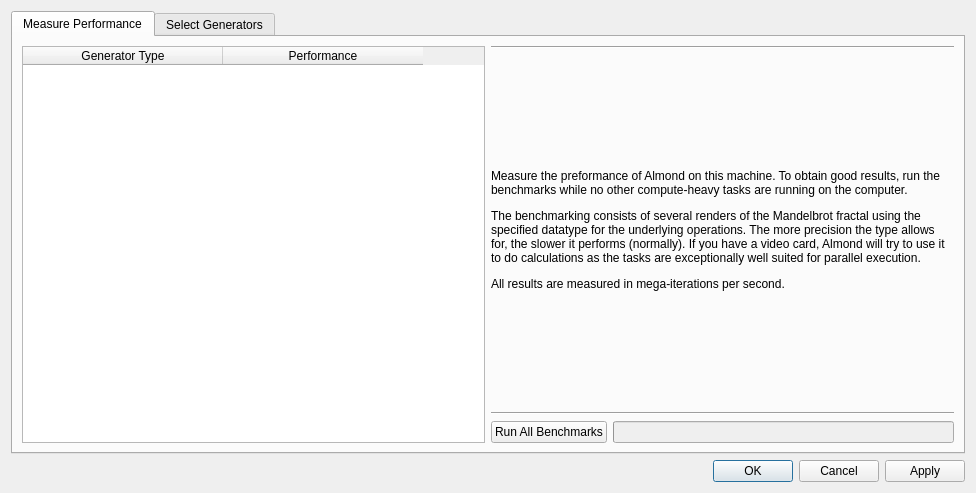
Before: the Qt Designer form choosegenerators.ui in QlowB/Almond, drawn with Qt 5.
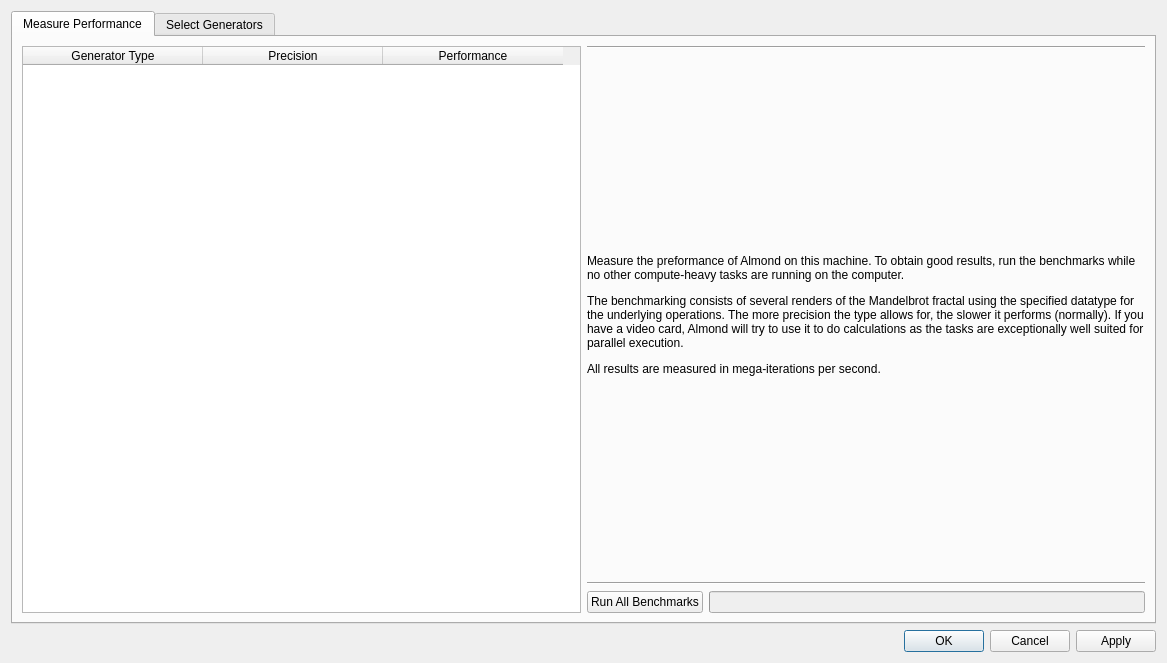
After: the same form once the commit is applied.

```diff
--- a/choosegenerators.ui
+++ b/choosegenerators.ui
@@ -6,8 +6,8 @@
    <rect>
     <x>0</x>
     <y>0</y>
-    <width>976</width>
-    <height>493</height>
+    <width>1167</width>
+    <height>663</height>
    </rect>
   </property>
   <property name="windowTitle">
@@ -35,11 +35,14 @@
             <bool>true</bool>
            </property>
            <attribute name="horizontalHeaderDefaultSectionSize">
-            <number>200</number>
+            <number>180</number>
            </attribute>
            <attribute name="horizontalHeaderMinimumSectionSize">
             <number>100</number>
            </attribute>
+           <attribute name="horizontalHeaderStretchLastSection">
+            <bool>false</bool>
+           </attribute>
            <attribute name="verticalHeaderVisible">
             <bool>false</bool>
            </attribute>
@@ -48,6 +51,11 @@
              <string>Generator Type</string>
             </property>
            </column>
+           <column>
+            <property name="text">
+             <string>Precision</string>
+            </property>
+           </column>
            <column>
             <property name="text">
              <string>Performance</string>
```
